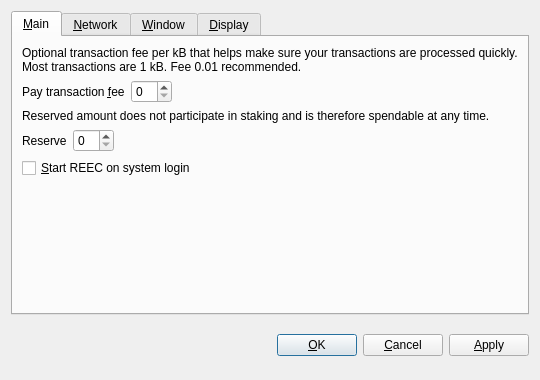
Above: src/qt/forms/optionsdialog.ui from reeccoin/REEC before the change. Below: the same form after it.
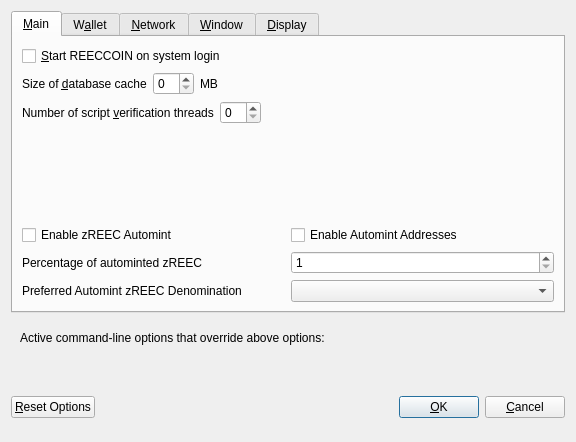
That is the form after the change. Custom widgets are drawn as their Qt base class.

Commit message: REEC blockchain updated.

The edit to the form file:
```diff
--- a/src/qt/forms/optionsdialog.ui
+++ b/src/qt/forms/optionsdialog.ui
@@ -6,8 +6,8 @@
    <rect>
     <x>0</x>
     <y>0</y>
-    <width>540</width>
-    <height>380</height>
+    <width>576</width>
+    <height>442</height>
    </rect>
   </property>
   <property name="windowTitle">
@@ -19,9 +19,6 @@
   <layout class="QVBoxLayout" name="verticalLayout">
    <item>
     <widget class="QTabWidget" name="tabWidget">
-     <property name="tabPosition">
-      <enum>QTabWidget::North</enum>
-     </property>
      <property name="currentIndex">
       <number>0</number>
      </property>
@@ -30,110 +27,283 @@
        <string>&amp;Main</string>
       </attribute>
       <layout class="QVBoxLayout" name="verticalLayout_Main">
-       <item>
-        <widget class="QLabel" name="transactionFeeInfoLabel">
-         <property name="text">
-          <string>Optional transaction fee per kB that helps make sure your transactions are processed quickly. Most transactions are 1 kB. Fee 0.01 recommended.</string>
-         </property>
-         <property name="textFormat">
-          <enum>Qt::PlainText</enum>
-         </property>
-         <property name="wordWrap">
-          <bool>true</bool>
-         </property>
-        </widget>
-       </item>
-       <item>
-        <layout class="QHBoxLayout" name="horizontalLayoutFee">
-         <item>
-          <widget class="QLabel" name="transactionFeeLabel">
-           <property name="text">
-            <string>Pay transaction &amp;fee</string>
-           </property>
-           <property name="textFormat">
-            <enum>Qt::PlainText</enum>
-           </property>
-           <property name="buddy">
-            <cstring>transactionFee</cstring>
-           </property>
-          </widget>
-         </item>
-         <item>
-          <widget class="BitcoinAmountField" name="transactionFee"/>
-         </item>
-         <item>
-          <spacer name="horizontalSpacerFee">
-           <property name="orientation">
-            <enum>Qt::Horizontal</enum>
-           </property>
-           <property name="sizeHint" stdset="0">
-            <size>
-             <width>40</width>
-             <height>20</height>
-            </size>
-           </property>
-          </spacer>
-         </item>
-        </layout>
-       </item>
-       <item>
-        <widget class="QLabel" name="reserveBalanceInfoLabel">
-         <property name="text">
-          <string>Reserved amount does not participate in staking and is therefore spendable at any time.</string>
-         </property>
-         <property name="textFormat">
-          <enum>Qt::PlainText</enum>
-         </property>
-         <property name="wordWrap">
-          <bool>true</bool>
-         </property>
-        </widget>
-       </item>
-       <item>
-        <layout class="QHBoxLayout" name="horizontalLayoutReserveBalance">
-         <item>
-          <widget class="QLabel" name="reserveBalanceLabel">
-           <property name="text">
-            <string>Reserve</string>
-           </property>
-           <property name="textFormat">
-            <enum>Qt::PlainText</enum>
-           </property>
-           <property name="buddy">
-            <cstring>reserveBalance</cstring>
-           </property>
-          </widget>
-         </item>
-         <item>
-          <widget class="BitcoinAmountField" name="reserveBalance"/>
-         </item>
-         <item>
-          <spacer name="horizontalSpacerReserveBalance">
-           <property name="orientation">
-            <enum>Qt::Horizontal</enum>
-           </property>
-           <property name="sizeHint" stdset="0">
-            <size>
-             <width>40</width>
-             <height>20</height>
-            </size>
-           </property>
-          </spacer>
-         </item>
-        </layout>
-       </item>
        <item>
         <widget class="QCheckBox" name="bitcoinAtStartup">
          <property name="toolTip">
           <string>Automatically start REEC after logging in to the system.</string>
          </property>
          <property name="text">
-          <string>&amp;Start REEC on system login</string>
+          <string>&amp;Start REECCOIN on system login</string>
          </property>
         </widget>
        </item>
        <item>
-        <spacer name="verticalSpacer_Main">
+        <layout class="QHBoxLayout" name="horizontalLayout_2_Main">
+         <item>
+          <widget class="QLabel" name="databaseCacheLabel">
+           <property name="text">
+            <string>Size of &amp;database cache</string>
+           </property>
+           <property name="textFormat">
+            <enum>Qt::PlainText</enum>
+           </property>
+           <property name="buddy">
+            <cstring>databaseCache</cstring>
+           </property>
+          </widget>
+         </item>
+         <item>
+          <widget class="QSpinBox" name="databaseCache"/>
+         </item>
+         <item>
+          <widget class="QLabel" name="databaseCacheUnitLabel">
+           <property name="text">
+            <string>MB</string>
+           </property>
+           <property name="textFormat">
+            <enum>Qt::PlainText</enum>
+           </property>
+          </widget>
+         </item>
+         <item>
+          <spacer name="horizontalSpacer_2_Main">
+           <property name="orientation">
+            <enum>Qt::Horizontal</enum>
+           </property>
+           <property name="sizeHint" stdset="0">
+            <size>
+             <width>40</width>
+             <height>20</height>
+            </size>
+           </property>
+          </spacer>
+         </item>
+        </layout>
+       </item>
+       <item>
+        <layout class="QHBoxLayout" name="horizontalLayout_3_Main">
+         <item>
+          <widget class="QLabel" name="threadsScriptVerifLabel">
+           <property name="text">
+            <string>Number of script &amp;verification threads</string>
+           </property>
+           <property name="textFormat">
+            <enum>Qt::PlainText</enum>
+           </property>
+           <property name="buddy">
+            <cstring>threadsScriptVerif</cstring>
+           </property>
+          </widget>
+         </item>
+         <item>
+          <widget class="QSpinBox" name="threadsScriptVerif">
+           <property name="toolTip">
+            <string>(0 = auto, &lt;0 = leave that many cores free)</string>
+           </property>
+          </widget>
+         </item>
+         <item>
+          <spacer name="horizontalSpacer_3_Main">
+           <property name="orientation">
+            <enum>Qt::Horizontal</enum>
+           </property>
+           <property name="sizeHint" stdset="0">
+            <size>
+             <width>40</width>
+             <height>20</height>
+            </size>
+           </property>
+          </spacer>
+         </item>
+        </layout>
+       </item>
+       <item>
+        <spacer name="verticalSpacer_2">
+         <property name="orientation">
+          <enum>Qt::Vertical</enum>
+         </property>
+         <property name="sizeHint" stdset="0">
+          <size>
+           <width>20</width>
+           <height>40</height>
+          </size>
+         </property>
+        </spacer>
+       </item>
+       <item>
+        <widget class="QWidget" name="verticalZreecOptionsWidget" native="true">
+         <layout class="QVBoxLayout" name="verticalZreecOptionsLayout">
+          <property name="margin">
+           <number>0</number>
+          </property>
+          <item>
+           <layout class="QHBoxLayout" name="horizontalAutomintingLayout">
+            <item>
+             <widget class="QCheckBox" name="checkBoxZeromintEnable">
+              <property name="toolTip">
+               <string>Enable automatic minting of REEC units to zREEC</string>
+              </property>
+              <property name="layoutDirection">
+               <enum>Qt::LeftToRight</enum>
+              </property>
+              <property name="text">
+               <string>Enable zREEC Automint</string>
+              </property>
+             </widget>
+            </item>
+            <item>
+             <widget class="QCheckBox" name="checkBoxZeromintAddresses">
+              <property name="toolTip">
+               <string>Enable automatic zREEC minting from specific addresses</string>
+              </property>
+              <property name="layoutDirection">
+               <enum>Qt::LeftToRight</enum>
+              </property>
+              <property name="text">
+               <string>Enable Automint Addresses</string>
+              </property>
+             </widget>
+            </item>
+           </layout>
+          </item>
+          <item>
+           <layout class="QHBoxLayout" name="horizontalZmintPercentageLayout">
+            <item>
+             <widget class="QLabel" name="percentage_label">
+              <property name="toolTip">
+               <string>Percentage of incoming REEC which get automatically converted to zREEC via Zerocoin Protocol (min: 10%)</string>
+              </property>
+              <property name="text">
+               <string>Percentage of autominted zREEC</string>
+              </property>
+             </widget>
+            </item>
+            <item>
+             <widget class="QSpinBox" name="zeromintPercentage">
+              <property name="minimum">
+               <number>1</number>
+              </property>
+              <property name="maximum">
+               <number>100</number>
+              </property>
+             </widget>
+            </item>
+           </layout>
+          </item>
+          <item>
+           <layout class="QHBoxLayout" name="horizontalLayout" stretch="0,0">
+            <property name="sizeConstraint">
+             <enum>QLayout::SetFixedSize</enum>
+            </property>
+            <item>
+             <widget class="QLabel" name="labelPreferredDenom">
+              <property name="maximumSize">
+               <size>
+                <width>16777215</width>
+                <height>16777215</height>
+               </size>
+              </property>
+              <property name="toolTip">
+               <string>Wait with automatic conversion to Zerocoin until enough REEC for this denomination is available</string>
+              </property>
+              <property name="text">
+               <string>Preferred Automint zREEC Denomination</string>
+              </property>
+             </widget>
+            </item>
+            <item>
+             <widget class="QComboBox" name="preferredDenom">
+              <property name="maximumSize">
+               <size>
+                <width>16777215</width>
+                <height>27</height>
+               </size>
+              </property>
+              <property name="toolTip">
+               <string>Wait with automatic conversion to Zerocoin until enough REEC for this denomination is available</string>
+              </property>
+              <property name="maxVisibleItems">
+               <number>9</number>
+              </property>
+              <property name="maxCount">
+               <number>9</number>
+              </property>
+             </widget>
+            </item>
+           </layout>
+          </item>
+         </layout>
+        </widget>
+       </item>
+      </layout>
+     </widget>
+     <widget class="QWidget" name="tabWallet">
+      <attribute name="title">
+       <string>W&amp;allet</string>
+      </attribute>
+      <layout class="QVBoxLayout" name="verticalLayout_Wallet">
+       <item>
+        <layout class="QHBoxLayout" name="horizontalLayout_2_Wallet">
+         <item>
+          <widget class="QLabel" name="labelStakeSplitThresholdText">
+           <property name="text">
+            <string>Stake split threshold:</string>
+           </property>
+          </widget>
+         </item>
+         <item>
+          <widget class="QSpinBox" name="spinBoxStakeSplitThreshold">
+           <property name="minimum">
+            <number>1</number>
+           </property>
+           <property name="maximum">
+            <number>999999</number>
+           </property>
+          </widget>
+         </item>
+        </layout>
+       </item>
+       <item>
+        <widget class="QGroupBox" name="groupBox">
+         <property name="title">
+          <string>Expert</string>
+         </property>
+         <layout class="QVBoxLayout" name="verticalLayout_2">
+          <item>
+           <widget class="QCheckBox" name="coinControlFeatures">
+            <property name="toolTip">
+             <string>Whether to show coin control features or not.</string>
+            </property>
+            <property name="text">
+             <string>Enable coin &amp;control features</string>
+            </property>
+           </widget>
+          </item>
+          <item>
+           <widget class="QCheckBox" name="showMasternodesTab">
+            <property name="toolTip">
+             <string>Show additional tab listing all your masternodes in first sub-tab&lt;br/&gt;and all masternodes on the network in second sub-tab.</string>
+            </property>
+            <property name="text">
+             <string>Show Masternodes Tab</string>
+            </property>
+           </widget>
+          </item>
+          <item>
+           <widget class="QCheckBox" name="spendZeroConfChange">
+            <property name="toolTip">
+             <string>If you disable the spending of unconfirmed change, the change from a transaction&lt;br/&gt;cannot be used until that transaction has at least one confirmation.&lt;br/&gt;This also affects how your balance is computed.</string>
+            </property>
+            <property name="text">
+             <string>&amp;Spend unconfirmed change</string>
+            </property>
+           </widget>
+          </item>
+         </layout>
+        </widget>
+       </item>
+       <item>
+        <spacer name="verticalSpacer_Wallet">
          <property name="orientation">
           <enum>Qt::Vertical</enum>
          </property>
@@ -383,8 +553,67 @@
      </widget>
     </widget>
    </item>
+   <item>
+    <widget class="QFrame" name="frame">
+     <layout class="QVBoxLayout" name="verticalLayout_Bottom">
+      <item>
+       <layout class="QHBoxLayout" name="horizontalLayout_Bottom">
+        <item>
+         <widget class="QLabel" name="overriddenByCommandLineInfoLabel">
+          <property name="text">
+           <string>Active command-line options that override above options:</string>
+          </property>
+          <property name="textFormat">
+           <enum>Qt::PlainText</enum>
+          </property>
+         </widget>
+        </item>
+        <item>
+         <spacer name="horizontalSpacer_Bottom">
+          <property name="orientation">
+           <enum>Qt::Horizontal</enum>
+          </property>
+          <property name="sizeHint" stdset="0">
+           <size>
+            <width>40</width>
+            <height>20</height>
+           </size>
+          </property>
+         </spacer>
+        </item>
+       </layout>
+      </item>
+      <item>
+       <widget class="QLabel" name="overriddenByCommandLineLabel">
+        <property name="text">
+         <string/>
+        </property>
+        <property name="textFormat">
+         <enum>Qt::PlainText</enum>
+        </property>
+        <property name="wordWrap">
+         <bool>true</bool>
+        </property>
+       </widget>
+      </item>
+     </layout>
+    </widget>
+   </item>
    <item>
     <layout class="QHBoxLayout" name="horizontalLayout_Buttons">
+     <item>
+      <widget class="QPushButton" name="resetButton">
+       <property name="toolTip">
+        <string>Reset all client options to default.</string>
+       </property>
+       <property name="text">
+        <string>&amp;Reset Options</string>
+       </property>
+       <property name="autoDefault">
+        <bool>false</bool>
+       </property>
+      </widget>
+     </item>
      <item>
       <spacer name="horizontalSpacer_1">
        <property name="orientation">
@@ -400,6 +629,12 @@
      </item>
      <item>
       <widget class="QLabel" name="statusLabel">
+       <property name="minimumSize">
+        <size>
+         <width>200</width>
+         <height>0</height>
+        </size>
+       </property>
        <property name="font">
         <font>
          <weight>75</weight>
@@ -435,6 +670,12 @@
        <property name="text">
         <string>&amp;OK</string>
        </property>
+       <property name="autoDefault">
+        <bool>false</bool>
+       </property>
+       <property name="default">
+        <bool>true</bool>
+       </property>
       </widget>
      </item>
      <item>
@@ -447,36 +688,21 @@
        </property>
       </widget>
      </item>
-     <item>
-      <widget class="QPushButton" name="applyButton">
-       <property name="text">
-        <string>&amp;Apply</string>
-       </property>
-       <property name="autoDefault">
-        <bool>false</bool>
-       </property>
-      </widget>
-     </item>
     </layout>
    </item>
   </layout>
  </widget>
  <customwidgets>
-  <customwidget>
-   <class>BitcoinAmountField</class>
-   <extends>QSpinBox</extends>
-   <header>bitcoinamountfield.h</header>
-  </customwidget>
-  <customwidget>
-   <class>QValueComboBox</class>
-   <extends>QComboBox</extends>
-   <header>qvaluecombobox.h</header>
-  </customwidget>
   <customwidget>
    <class>QValidatedLineEdit</class>
    <extends>QLineEdit</extends>
    <header>qvalidatedlineedit.h</header>
   </customwidget>
+  <customwidget>
+   <class>QValueComboBox</class>
+   <extends>QComboBox</extends>
+   <header>qvaluecombobox.h</header>
+  </customwidget>
  </customwidgets>
  <resources/>
  <connections/>
```
Left out of the diff: 216 changed lines with no effect on the pictures. The commit also changes 2127 other files.
